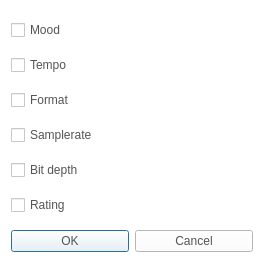
Before: the Qt Designer form CaX/dialog/setcolumndialog.ui in fsest4u/CaX_03, drawn with Qt 5.
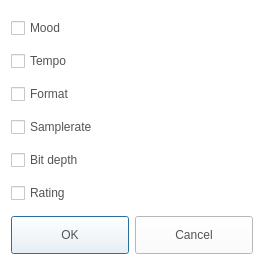
After: the same form once the commit is applied. Icons and pictures are not drawn.

Patch:
```diff
--- a/CaX/dialog/setcolumndialog.ui
+++ b/CaX/dialog/setcolumndialog.ui
@@ -7,7 +7,7 @@
     <x>0</x>
     <y>0</y>
     <width>244</width>
-    <height>272</height>
+    <height>276</height>
    </rect>
   </property>
   <property name="windowTitle">
@@ -91,9 +91,10 @@
      <property name="styleSheet">
       <string notr="true">QPushButton
 {
-  border-image: url(&quot;:/resource/audiocd-popup-btn110-ok-n.png&quot;);
-width: 110px;
-color: rgb(84, 84, 84)
+	border-image: url(&quot;:/resource/audiocd-popup-btn110-ok-n.png&quot;);
+	width: 110px;
+	height: 30px;
+	color: rgb(84, 84, 84)
 }
 
 QPushButton:hover
```
Left out of the diff: 7 changed lines with no effect on the pictures.
